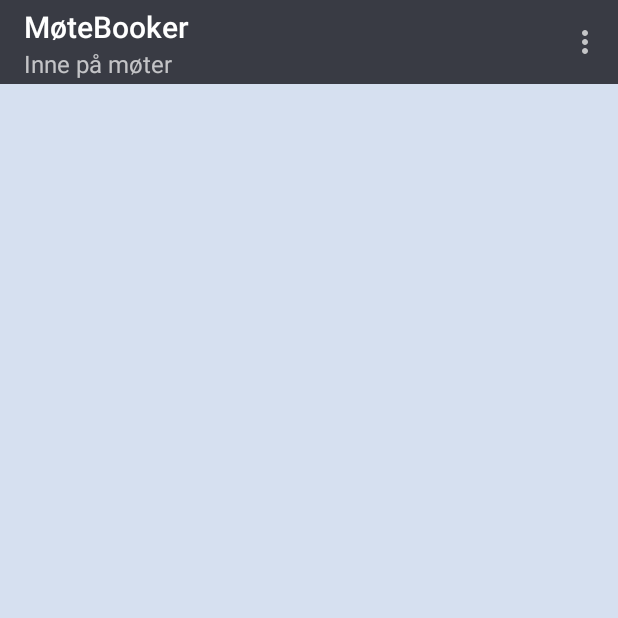
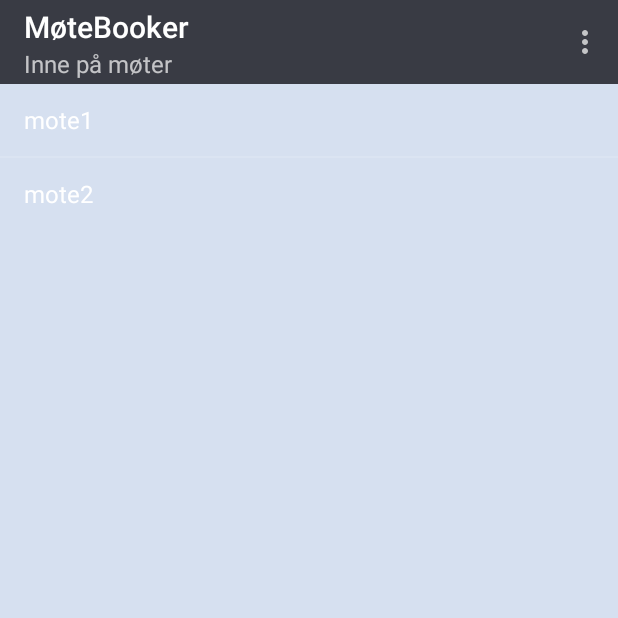
Before and after one commit to synneangell/Android-Meetingbooker, an Android app: the screen it shows after launch (Aktivitet_Mote), on a phone screen of 412 x 824 dp, the top half of it. Run offline under Robolectric (Android 15) with nearby library versions, the phone set to English and light mode, and no system bars.

Commit message:
Litt mer fragmenter

```diff
--- a/app/src/main/AndroidManifest.xml
+++ b/app/src/main/AndroidManifest.xml
@@ -18,6 +18,8 @@
         </activity>
         <activity android:name=".Aktivitet_Kontakt">
         </activity>
+        <activity android:name=".Aktivitet_MoteInnhold">
+        </activity>
     </application>
 
 </manifest>
--- /dev/null
+++ b/app/src/main/assets/mote1.txt
@@ -0,0 +1 @@
+Her skal det komme informasjon om møte 1
--- /dev/null
+++ b/app/src/main/assets/mote2.txt
@@ -0,0 +1 @@
+Her skal det komme informasjon om møte 2
--- a/app/src/main/java/com/example/s331153s333975mappe2/Aktivitet_Mote.java
+++ b/app/src/main/java/com/example/s331153s333975mappe2/Aktivitet_Mote.java
@@ -9,18 +9,20 @@ import android.view.MenuItem;
 import android.widget.EditText;
 import android.widget.Toolbar;
 
-public class Aktivitet_Mote extends AppCompatActivity {
+public class Aktivitet_Mote extends AppCompatActivity implements Fragment_Mote.UrlEndret {
     @Override
     protected void onCreate(Bundle savedInstanceState) {
         super.onCreate(savedInstanceState);
         setContentView(R.layout.mote);
 
+        /**---- TOOLBAR OPPRETTES ----**/
         Toolbar toolbar = (Toolbar) findViewById(R.id.moteToolbar);
         toolbar.setSubtitle("Inne på møter");
         toolbar.inflateMenu(R.menu.menu_mote);
         setActionBar(toolbar);
     }
 
+    /**------------- METODER FOR NEDTREKKSMENY --------------**/
     @Override
     public boolean onCreateOptionsMenu (Menu menu){
         MenuInflater inflater = getMenuInflater();
@@ -44,4 +46,17 @@ public class Aktivitet_Mote extends AppCompatActivity {
         }
         return true;
     }
+
+    /**------------- METODE SOM BESTEMMER OM DET ER STÅENDE ELLER LIGGENDE MODUS --------------**/
+    //viser skjermbildet ut ifra om det er stående eller liggende modus
+    @Override
+    public void linkEndret(String link) {
+        if(findViewById(R.id.innholdMote) != null){
+            Fragment_MoteInnhold visMoter = (Fragment_MoteInnhold) getSupportFragmentManager().findFragmentById(R.id.innholdMote);
+            if(visMoter == null){
+                visMoter = new Fragment_MoteInnhold();
+                visMoter.init(link);
+            }
+        }
+    }
 }
--- /dev/null
+++ b/app/src/main/java/com/example/s331153s333975mappe2/Fragment_KontakterInnhold.java
@@ -0,0 +1,4 @@
+package com.example.s331153s333975mappe2;
+
+public class Fragment_KontakterInnhold {
+}
--- a/app/src/main/java/com/example/s331153s333975mappe2/Fragment_Mote.java
+++ b/app/src/main/java/com/example/s331153s333975mappe2/Fragment_Mote.java
@@ -1,6 +1,57 @@
 package com.example.s331153s333975mappe2;
+import android.app.Activity;
+import android.content.Context;
+import android.os.Bundle;
+import android.view.LayoutInflater;
+import android.view.View;
+import android.view.ViewGroup;
+import android.widget.AdapterView;
+import android.widget.ArrayAdapter;
+import android.widget.ListView;
 
 import androidx.fragment.app.Fragment;
 
+import java.util.ArrayList;
+
 public class Fragment_Mote extends Fragment {
+    private static ArrayAdapter<String> adapter;
+    private static UrlEndret listener;
+
+    public interface UrlEndret {
+        public void linkEndret(String link);
+    }
+
+    @Override
+    public void onAttach(Context context){
+        super.onAttach(context);
+        Activity activity;
+        activity = (Activity) context;
+        try {
+            listener = (UrlEndret) activity;
+        } catch (ClassCastException e){
+            throw new ClassCastException(activity.toString()+ "Må implementere UrlEndret");
+        }
+    }
+    public Fragment_Mote(){}
+
+    @Override
+    public View onCreateView(LayoutInflater inflater, ViewGroup container, Bundle saveInstanceBundle){
+        View v = inflater.inflate(R.layout.liste_mote_layout, container, false);
+        ListView lv = (ListView) v.findViewById(R.id.listeMote);
+        String[] values = new String[]{"mote1", "mote2"};
+        final ArrayList<String> list = new ArrayList<>();
+        for(int i = 0; i < values.length; i++){
+            list.add(values[i]);
+        }
+        final ArrayAdapter<String> adapter = new ArrayAdapter<>(getContext(), android.R.layout.simple_list_item_1, list);
+        lv.setAdapter(adapter);
+        lv.setOnItemClickListener(new AdapterView.OnItemClickListener(){
+            @Override
+            public void onItemClick(AdapterView<?> adapterView, View view, int i, long j){
+                String data = adapter.getItem(i);
+                listener.linkEndret(data);
+            }
+        });
+        return v;
+    }
 }
--- a/app/src/main/res/layout-land/mote.xml
+++ b/app/src/main/res/layout-land/mote.xml
@@ -1,19 +1,38 @@
 <?xml version="1.0" encoding="utf-8"?>
-<androidx.constraintlayout.widget.ConstraintLayout xmlns:android="http://schemas.android.com/apk/res/android"
+<LinearLayout
+    xmlns:android="http://schemas.android.com/apk/res/android"
     xmlns:app="http://schemas.android.com/apk/res-auto"
     xmlns:tools="http://schemas.android.com/tools"
     android:layout_width="match_parent"
     android:layout_height="match_parent"
     android:orientation="vertical"
     android:fitsSystemWindows="true"
-    tools:context=".MoteActivity">
+    android:background="@color/bakgrunn"
+    tools:context=".Aktivitet_Mote">
 
     <Toolbar
-        android:id="@+id/mintoolbar"
+        android:id="@+id/toolbar"
         android:layout_width="match_parent"
         android:layout_height="wrap_content"
         android:titleTextColor="@android:color/white"
-        android:background="?attr/colorPrimary">
+        android:background="@color/toolbar">
     </Toolbar>
 
-</androidx.constraintlayout.widget.ConstraintLayout>
+    <fragment
+        android:id="@+id/listeMote"
+        android:layout_width="0dp"
+        android:layout_weight="1"
+        android:layout_height="match_parent"
+        class="com.example.s331153s333975mappe2.Fragment_Mote"
+        tools:layout="@layout/liste_mote_layout">
+    </fragment>
+    <fragment
+        android:id="@+id/innholdMote"
+        android:layout_width="0dp"
+        android:layout_weight="2"
+        android:layout_height="match_parent"
+        class="com.example.s331153s333975mappe2.Fragment_MoteInnhold"
+        tools:layout="@layout/innhold_mote_layout">
+    </fragment>
+
+</LinearLayout>
--- /dev/null
+++ b/app/src/main/res/layout/innhold_kontakter_layout.xml
@@ -0,0 +1,6 @@
+<?xml version="1.0" encoding="utf-8"?>
+<androidx.constraintlayout.widget.ConstraintLayout
+    xmlns:android="http://schemas.android.com/apk/res/android" android:layout_width="match_parent"
+    android:layout_height="match_parent">
+
+</androidx.constraintlayout.widget.ConstraintLayout>
--- /dev/null
+++ b/app/src/main/res/layout/liste_kontakter_layout.xml
@@ -0,0 +1,6 @@
+<?xml version="1.0" encoding="utf-8"?>
+<androidx.constraintlayout.widget.ConstraintLayout
+    xmlns:android="http://schemas.android.com/apk/res/android" android:layout_width="match_parent"
+    android:layout_height="match_parent">
+
+</androidx.constraintlayout.widget.ConstraintLayout>
--- /dev/null
+++ b/app/src/main/res/layout/liste_mote_layout.xml
@@ -0,0 +1,13 @@
+<?xml version="1.0" encoding="utf-8"?>
+<LinearLayout
+    xmlns:android="http://schemas.android.com/apk/res/android"
+    android:layout_width="match_parent"
+    android:layout_height="match_parent"
+    android:orientation="vertical">
+
+    <ListView
+        android:id="@+id/listeMote"
+        android:layout_width="match_parent"
+        android:layout_height="wrap_content"/>
+
+</LinearLayout>
--- a/app/src/main/res/layout/mote.xml
+++ b/app/src/main/res/layout/mote.xml
@@ -1,5 +1,5 @@
 <?xml version="1.0" encoding="utf-8"?>
-<androidx.constraintlayout.widget.ConstraintLayout
+<LinearLayout
     xmlns:android="http://schemas.android.com/apk/res/android"
     xmlns:app="http://schemas.android.com/apk/res-auto"
     xmlns:tools="http://schemas.android.com/tools"
@@ -18,4 +18,11 @@
         android:background="@color/toolbar">
     </Toolbar>
 
-</androidx.constraintlayout.widget.ConstraintLayout>
+    <fragment
+        android:id="@+id/listefragment"
+        android:layout_width="wrap_content"
+        android:layout_height="wrap_content"
+        class="com.example.s331153s333975mappe2.Fragment_Mote"
+        tools:layout="@layout/liste_mote_layout" />
+
+</LinearLayout>
```
Also changed, not shown: app/src/main/java/com/example/s331153s333975mappe2/Aktivitet_MoteInnhold.java (+17 -0 lines), app/src/main/java/com/example/s331153s333975mappe2/Fragment_MoteInnhold.java (+32 -1 lines), app/src/main/res/layout-land/kontakt.xml (+8 -0 lines), app/src/main/res/layout/innhold_mote_layout.xml (added, +13 -0 lines).
